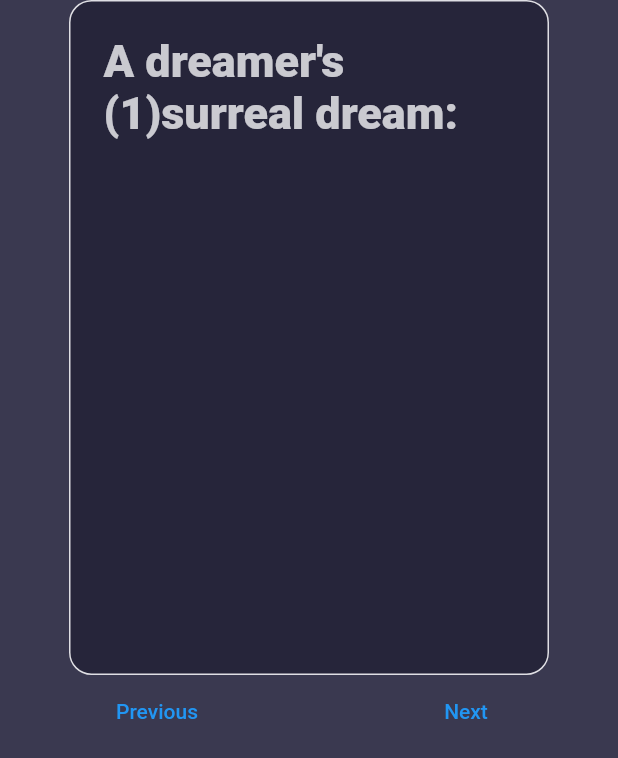
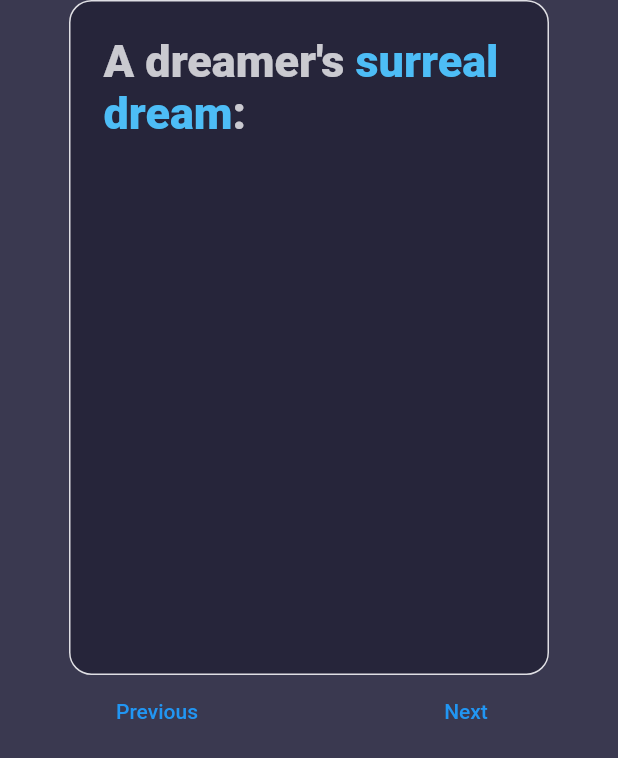
Before and after one commit to Lin2/Drift-Revamp, a Flutter app: the SocialPage screen opened directly, on a phone screen of 412 x 824 dp. Shown: the top 758 px of the screen. Run offline on Flutter 3.47's test engine with Material 2 defaults, Android fonts, the phone set to English and light mode, and no system bars; our stand-ins replace firebase_core, table_calendar; missing offline and left inert: swipeable_card; accounts and stored records are empty.

Commit message:
ac type word highlighting

```diff
--- a/lib/card.dart
+++ b/lib/card.dart
@@ -10,8 +10,10 @@ class CustomCard extends StatelessWidget {
   }) : super(key: key);
   final Color color;
   final String dreamer;
+  //TODO choose priority ordering for dreamtype(also relevant for colors)
   final String dreamtype;
-  String get finalstring => 'A ' + '$dreamer' + '\'s  $dreamtype' + ': ';
+  Color get dreamcolor => getDreamColor(dreamtype);
+  //String get finalstring => 'A ' + '$dreamer' + '\'s  $dreamtype' + ': ';
 
   @override
   Widget build(BuildContext context) {
@@ -31,15 +33,61 @@ class CustomCard extends StatelessWidget {
         ),
       ),
 
-      child: Text(
+      /*child: Text(
         finalstring,
         style: TextStyle(
           fontSize: 30.0,
-          // color: Colors.white,
           color: CustomColors.base_white.withOpacity(0.8),
           fontWeight: FontWeight.w900,
         ),
       ),
     );
+  }*/
+
+      child: RichText(
+        text: new TextSpan(
+            style: new TextStyle(
+              fontSize: 30.0,
+              color: CustomColors.base_white.withOpacity(0.8),
+              fontWeight: FontWeight.w900,
+            ),
+            children: [
+              new TextSpan(text: 'A $dreamer\'s '),
+              new TextSpan(
+                  text: '$dreamtype', style: new TextStyle(color: dreamcolor)),
+              new TextSpan(text: ': '),
+            ]),
+      ),
+    );
+  }
+
+  Color getDreamColor(String dreamtype) {
+    //TODO make these names not sound like janky english + diff color for emotional
+    switch (dreamtype) {
+      case "dream":
+        {
+          return CustomColors.accent_purple;
+        }
+      case "good dream":
+        {
+          return CustomColors.accent_violet;
+        }
+      case "nightmare":
+        {
+          return CustomColors.accent_red;
+        }
+      case "surreal dream":
+        {
+          return CustomColors.accent_blue;
+        }
+      case "emotional dream":
+        {
+          return CustomColors.base_gray;
+        }
+      case "special dream":
+        {
+          return CustomColors.accent_yellow;
+        }
+    }
   }
 }
--- a/lib/customcolors.dart
+++ b/lib/customcolors.dart
@@ -9,6 +9,6 @@ class CustomColors {
   static const Color accent_yellow = Color(0xffffc224);
   static const Color accent_purple = Color(0xff6444e6);
   static const Color accent_red = Color(0xffff3f56);
-  static const Color accent_violet = Color(0xff6444e6);
-  static const Color accent_blue = Color(0xffd93cf3);
+  static const Color accent_violet = Color(0xffd93cf3);
+  static const Color accent_blue = Color(0xff4dbdf6);
 }
--- a/lib/social.dart
+++ b/lib/social.dart
@@ -15,10 +15,15 @@ class SocialPage extends StatefulWidget {
 class _SocialPageState extends State<SocialPage> {
   //temp values
   final List<CustomCard> cards = [
-    CustomCard(dreamtype: "(1)surreal dream"),
-    CustomCard(dreamer: "(2)restless dreamer", dreamtype: "nightmare"),
-    CustomCard(dreamtype: "(3)dream"),
-    CustomCard(dreamer: "(4)early bird"),
+    //can have any number of constructors, default is dreamer and dream(purple)
+    //maybe can have chance to get restless/just dreamer for spice?
+    CustomCard(dreamtype: "surreal dream"),
+    CustomCard(dreamer: "restless dreamer"),
+    CustomCard(dreamtype: "dream"),
+    CustomCard(dreamer: "early bird", dreamtype: "emotional dream"),
+    CustomCard(dreamtype: "special dream"),
+    CustomCard(dreamtype: "nightmare"),
+    CustomCard(dreamtype: "good dream"),
   ];
   int currentCardIndex = 0;
 
```
